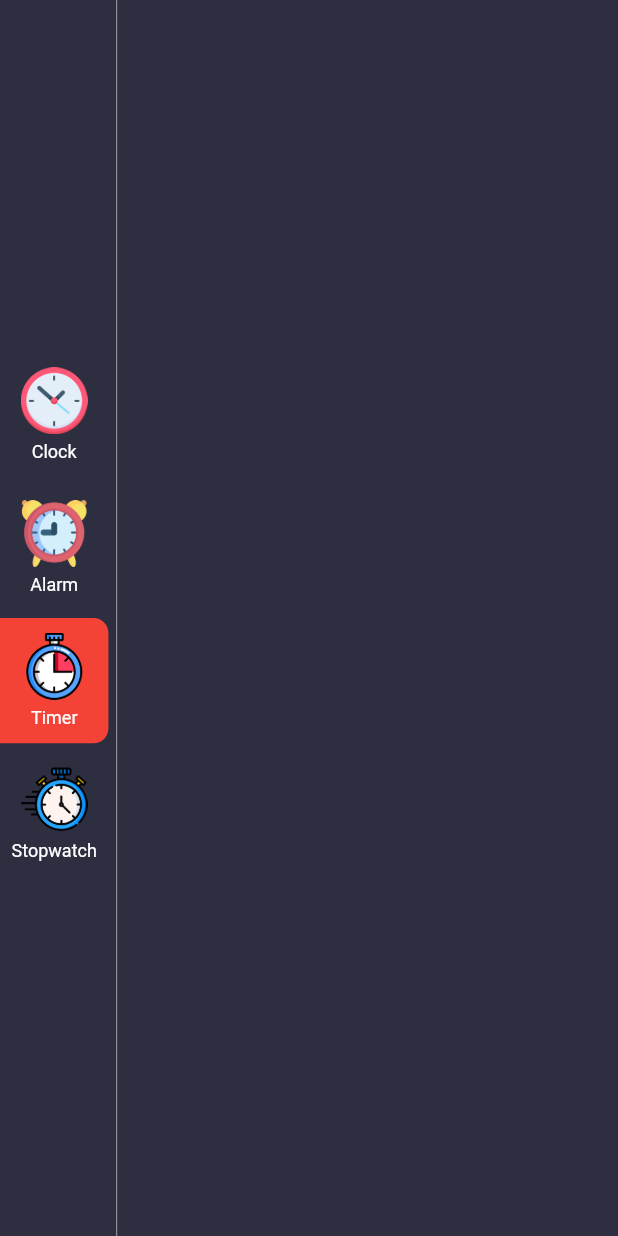
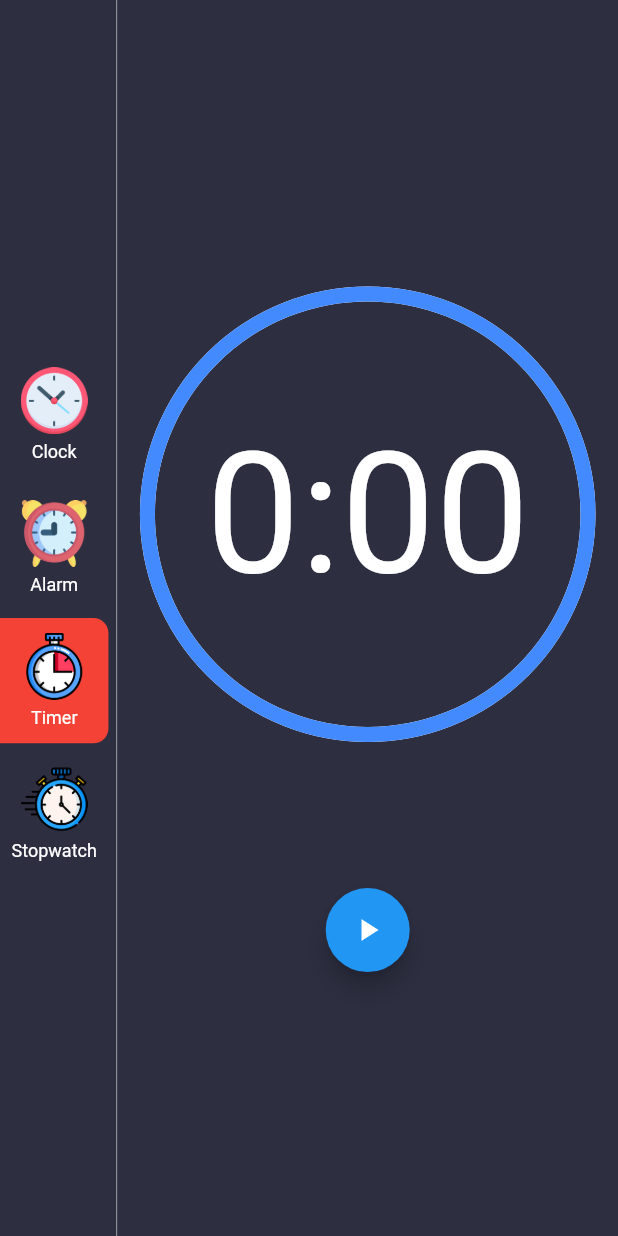
Before and after one commit to Iamdheeraj22/clock_app, a Flutter app: the screen it shows after launch, after a tap on "Alarm", after a tap on "Timer", on a phone screen of 412 x 824 dp. Run offline on Flutter 3.47's test engine with Material 2 defaults, Android fonts, the phone set to English and light mode, and no system bars; our stand-ins replace dotted_border, flutter_local_notifications.

Commit message:
design completed of TimePage screeen

```diff
--- a/lib/Presentation/Pages/AlarmPage.dart
+++ b/lib/Presentation/Pages/AlarmPage.dart
@@ -1,5 +1,8 @@
+import 'dart:async';
+
 import 'package:dotted_border/dotted_border.dart';
 import 'package:flutter/material.dart';
+import 'package:intl/intl.dart';
 
 import '../../Util/CustomColors.dart';
 import '../../Util/data.dart';
@@ -12,6 +15,14 @@ class AlarmPage extends StatefulWidget {
 }
 
 class _AlarmPageState extends State<AlarmPage> {
+  @override
+  void initState() {
+    super.initState();
+    Timer.periodic(Duration(seconds: 1), (timer) {
+      setState(() {});
+    });
+  }
+
   @override
   Widget build(BuildContext context) {
     return Container(
@@ -28,6 +39,8 @@ class _AlarmPageState extends State<AlarmPage> {
             child: ListView(
               shrinkWrap: true,
               children: alarmList.map((alarmInfo) {
+                var alarmTime =
+                    DateFormat("hh:mm aa").format(alarmInfo.alarmDateTime);
                 return Container(
                   margin: EdgeInsets.only(bottom: 25),
                   padding: EdgeInsets.all(10.0),
@@ -84,7 +97,7 @@ class _AlarmPageState extends State<AlarmPage> {
                         mainAxisAlignment: MainAxisAlignment.spaceBetween,
                         children: [
                           Text(
-                            "07:00am",
+                            alarmTime,
                             style: TextStyle(
                                 color: Colors.white,
                                 fontSize: 24,
@@ -101,6 +114,7 @@ class _AlarmPageState extends State<AlarmPage> {
                   ),
                 );
               }).followedBy([
+                if (alarmList.length <= 5)
                   Container(
                     padding: EdgeInsets.symmetric(
                       vertical: 25,
@@ -138,7 +152,7 @@ class _AlarmPageState extends State<AlarmPage> {
                         ],
                       ),
                     ),
-                ),
+                  )
               ]).toList(),
             ),
           )
--- a/lib/Presentation/Pages/TimerPage.dart
+++ b/lib/Presentation/Pages/TimerPage.dart
@@ -1,4 +1,7 @@
+import 'package:clock_app/Util/Common.dart';
 import 'package:flutter/material.dart';
+
+import '../widgets/CustomTimerPainter.dart';
 
 class TimerPage extends StatefulWidget {
   TimerPage({Key? key}) : super(key: key);
@@ -7,9 +10,114 @@ class TimerPage extends StatefulWidget {
   State<TimerPage> createState() => _TimerPageState();
 }
 
-class _TimerPageState extends State<TimerPage> {
+class _TimerPageState extends State<TimerPage> with TickerProviderStateMixin {
+  AnimationController? controller;
+  bool isStop = false;
+
+  @override
+  void initState() {
+    super.initState();
+    newMethod(25);
+  }
+
+  void newMethod(sec) {
+    controller = AnimationController(
+      vsync: this,
+      duration: Duration(seconds: sec),
+    );
+  }
+
+  String get timerString {
+    Duration duration = (controller!.duration)! * (controller!.value);
+    return '${duration.inMinutes}:${(duration.inSeconds % 60).toString().padLeft(2, '0')}';
+  }
+
   @override
   Widget build(BuildContext context) {
-    return Container();
+    return Scaffold(
+      backgroundColor: Colors.transparent,
+      body: AnimatedBuilder(
+          animation: controller!,
+          builder: (context, child) {
+            return Column(
+              mainAxisAlignment: MainAxisAlignment.center,
+              children: [
+                Stack(
+                  children: [
+                    Padding(
+                        padding: EdgeInsets.all(20.0),
+                        child: Expanded(
+                          child: Align(
+                            alignment: FractionalOffset.center,
+                            child: AspectRatio(
+                              aspectRatio: 1.0,
+                              child: Stack(
+                                children: <Widget>[
+                                  Positioned.fill(
+                                    child: CustomPaint(
+                                        painter: CustomTimerPainter(
+                                      animation: controller!,
+                                      backgroundColor: Colors.white,
+                                      color: Colors.blueAccent,
+                                    )),
+                                  ),
+                                  Align(
+                                    alignment: FractionalOffset.center,
+                                    child: Column(
+                                      mainAxisAlignment:
+                                          MainAxisAlignment.spaceEvenly,
+                                      crossAxisAlignment:
+                                          CrossAxisAlignment.center,
+                                      children: <Widget>[
+                                        Text(
+                                          timerString,
+                                          style: TextStyle(
+                                              fontSize: 112.0,
+                                              color: Colors.white),
+                                        ),
+                                      ],
+                                    ),
+                                  ),
+                                ],
+                              ),
+                            ),
+                          ),
+                        )),
+                  ],
+                ),
+                SizedBox(
+                  height: height(context) / 10,
+                ),
+                AnimatedBuilder(
+                    animation: controller!,
+                    builder: (context, child) {
+                      return FloatingActionButton(
+                        onPressed: () {
+                          if (controller!.isAnimating) {
+                            controller!.stop();
+                          } else {
+                            controller!.reverse(
+                                from: controller!.value == 0.0
+                                    ? 1.0
+                                    : controller!.value);
+                          }
+                        },
+                        child: Icon(controller!.isAnimating
+                            ? Icons.pause
+                            : Icons.play_arrow),
+                      );
+                    }),
+              ],
+            );
+          }),
+    );
   }
 }
+
+/**
+ *  Container(
+            height: height(context) / 2,
+            decoration: BoxDecoration(
+                color: Colors.red, borderRadius: BorderRadius.circular(10)),
+          )
+ */
--- /dev/null
+++ b/lib/Presentation/widgets/CustomTimerPainter.dart
@@ -0,0 +1,34 @@
+import 'dart:math';
+
+import 'package:flutter/material.dart';
+
+class CustomTimerPainter extends CustomPainter {
+  final Animation<double> animation;
+  final Color backgroundColor, color;
+  CustomTimerPainter({
+    required this.animation,
+    required this.backgroundColor,
+    required this.color,
+  }) : super(repaint: animation);
+
+  @override
+  void paint(Canvas canvas, Size size) {
+    Paint paint = Paint()
+      ..color = backgroundColor
+      ..strokeWidth = 10.0
+      ..strokeCap = StrokeCap.butt
+      ..style = PaintingStyle.stroke;
+
+    canvas.drawCircle(size.center(Offset.zero), size.width / 2.0, paint);
+    paint.color = color;
+    double progress = (1.0 - animation.value) * 2 * pi;
+    canvas.drawArc(Offset.zero & size, pi * 1.5, -progress, false, paint);
+  }
+
+  @override
+  bool shouldRepaint(covariant CustomPainter oldDelegate) {
+    return animation.value != animation.value ||
+        color != color ||
+        backgroundColor != backgroundColor;
+  }
+}
--- a/lib/Provider/AlarmInfo.dart
+++ b/lib/Provider/AlarmInfo.dart
@@ -1,7 +1,7 @@
 import 'package:flutter/material.dart';
 
 class AlarmInfo {
-  DateTime? alarmDateTime;
+  DateTime alarmDateTime;
   String? description;
   bool? isActive;
   List<Color> gradientColors;
--- a/lib/main.dart
+++ b/lib/main.dart
@@ -1,11 +1,13 @@
 import 'package:clock_app/Provider/MenuInfo.dart';
 import 'package:clock_app/Util/Enums.dart';
+import 'package:flutter/cupertino.dart';
 import 'package:flutter/material.dart';
+import 'package:flutter_local_notifications/flutter_local_notifications.dart';
 import 'package:provider/provider.dart';
-
 import 'Presentation/Pages/HomePage.dart';
 
 void main() {
+  WidgetsFlutterBinding.ensureInitialized();
   runApp(const MyApp());
 }
 
@@ -26,3 +28,38 @@ class MyApp extends StatelessWidget {
     );
   }
 }
+/***
+ *
+ *  final AndroidInitializationSettings initialisationSetting_android =
+      AndroidInitializationSettings("unknown_code");
+
+  final InitializationSettings initializationSettings =
+      InitializationSettings(android: initialisationSetting_android);
+
+  await flutterLocalNotificationsPlugin.initialize(initializationSettings);
+ */
+  // void onDidReceiveLocalNotification(
+  //   {int id, String title, String body, String payload}) async {
+  // // display a dialog with the notification details, tap ok to go to another page
+  // showDialog(
+  //   context: context,
+  //   builder: (BuildContext context) => CupertinoAlertDialog(
+  //     title: Text(title),
+  //     content: Text(body),
+  //     actions: [
+  //       CupertinoDialogAction(
+  //         isDefaultAction: true,
+  //         child: Text('Ok'),
+  //         onPressed: () async {
+  //           // Navigator.of(context, rootNavigator: true).pop();
+  //           // await Navigator.push(
+  //           //   context,
+  //           //   MaterialPageRoute(
+  //           //     builder: (context) => SecondScreen(payload),
+  //           //   ),
+  //           // );
+  //         },
+  //       )
+  //     ],
+  //   ),
+  // );
--- a/pubspec.yaml
+++ b/pubspec.yaml
@@ -39,6 +39,7 @@ dependencies:
   intl: ^0.17.0
   provider: ^6.0.4
   dotted_border: ^2.0.0+3
+  flutter_local_notifications: ^12.0.4
 
 dev_dependencies:
   flutter_test:
```
Also changed, not shown: pubspec.lock, 1 other file. Lines whose indentation alone changed are shown as unchanged.
